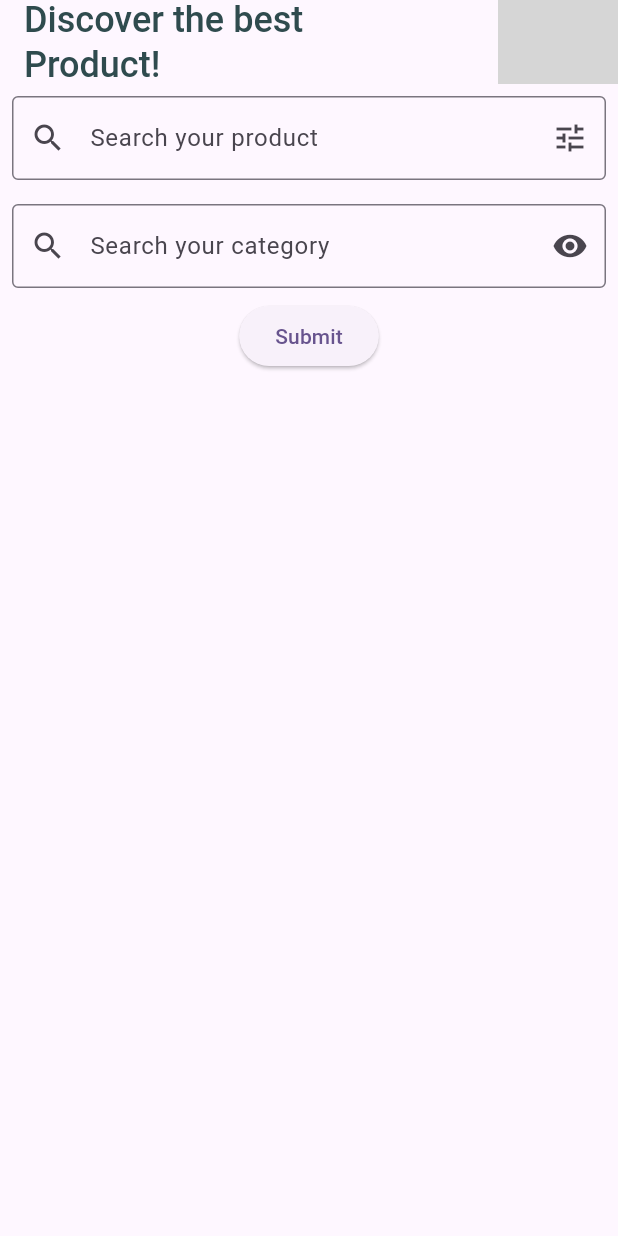
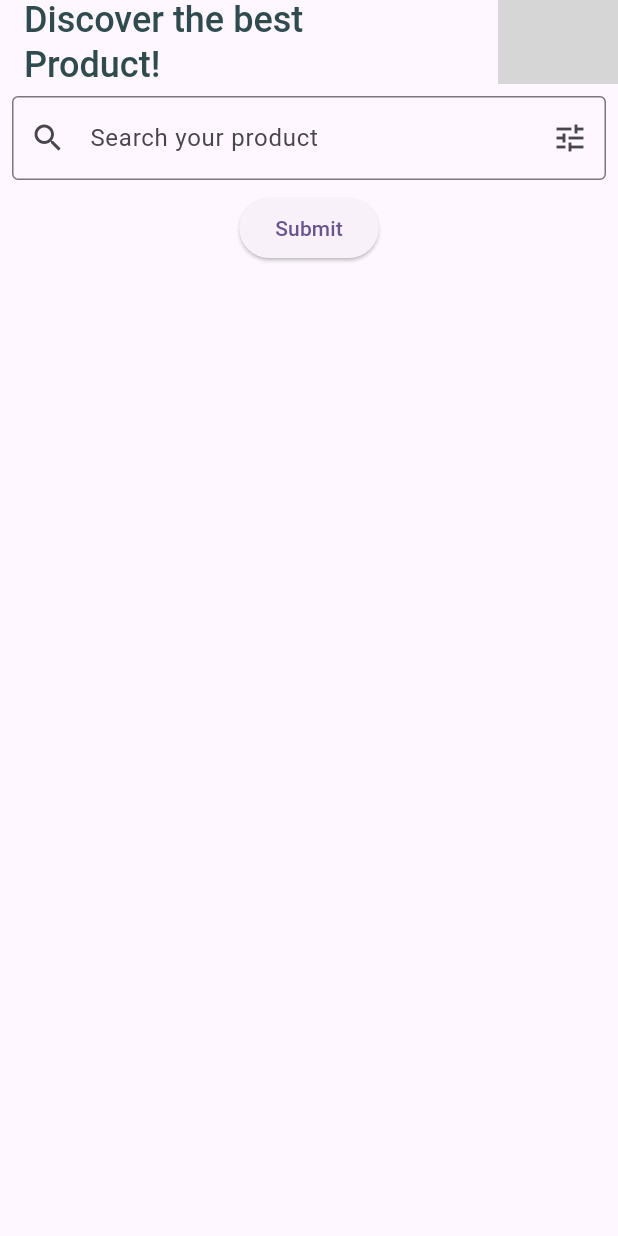
Before and after one commit to RANANUJ/projects, a Flutter app: the screen it shows after launch, on a phone screen of 412 x 824 dp. Run offline on Flutter 3.47's test engine with Material 3 defaults, Android fonts, the phone set to English and light mode, and no system bars; our stand-ins replace fluttertoast, google_fonts; grey boxes are pictures that could not be loaded.

Commit message:
Update new_screen_design.dart

```diff
--- a/lib/new_screen_design.dart
+++ b/lib/new_screen_design.dart
@@ -51,28 +51,6 @@ class _NewScreenDesignState extends State<NewScreenDesign> {
                       borderSide: BorderSide(color: Colors.black))),
             ),
           ),
-          Padding(
-            padding: const EdgeInsets.all(8.0),
-            child: TextField(
-              controller: categoryEditingController,
-              focusNode: categoryFocusNode,
-              obscureText: isHidePassword ? true : false,
-              decoration: InputDecoration(
-                  hintText: "Search your category",
-                  prefixIcon: Icon(Icons.search),
-                  suffixIcon: GestureDetector(
-                      onTap: () {
-                        print("on click");
-                        isHidePassword = !isHidePassword;
-                        setState(() {});
-                      },
-                      child: isHidePassword
-                          ? Icon(Icons.visibility)
-                          : Icon(Icons.visibility_off)),
-                  border: OutlineInputBorder(
-                      borderSide: BorderSide(color: Colors.black))),
-            ),
-          ),
           ElevatedButton(
               onPressed: () {
                 if (productEditingController.text.toString().isEmpty) {
```
